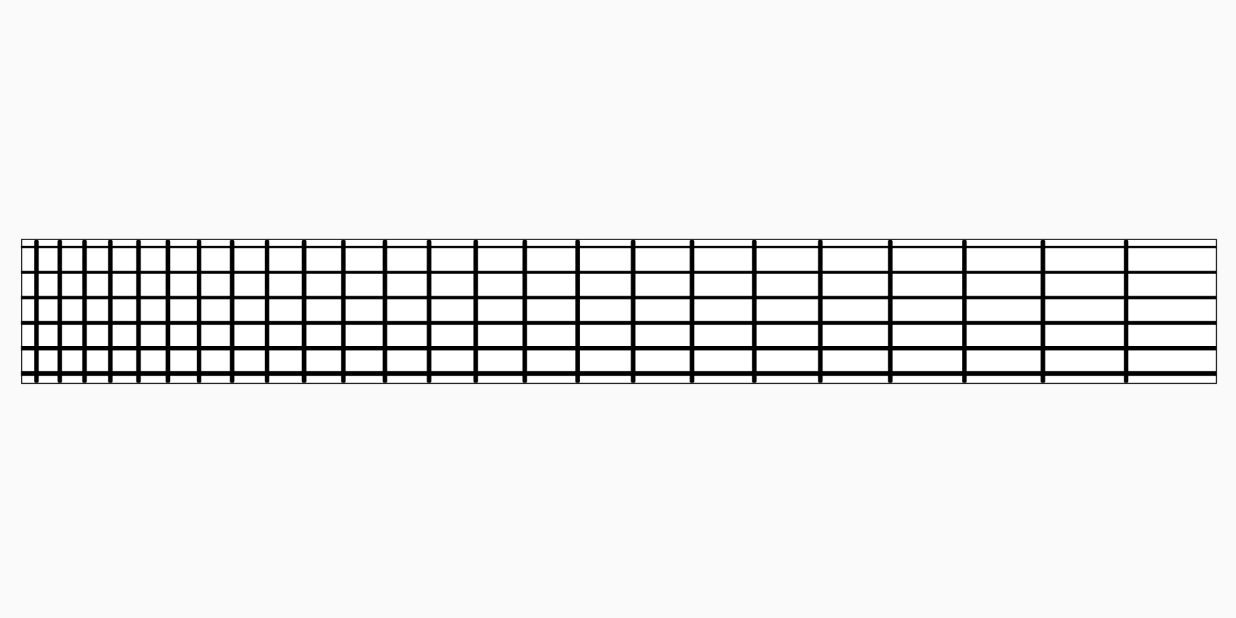
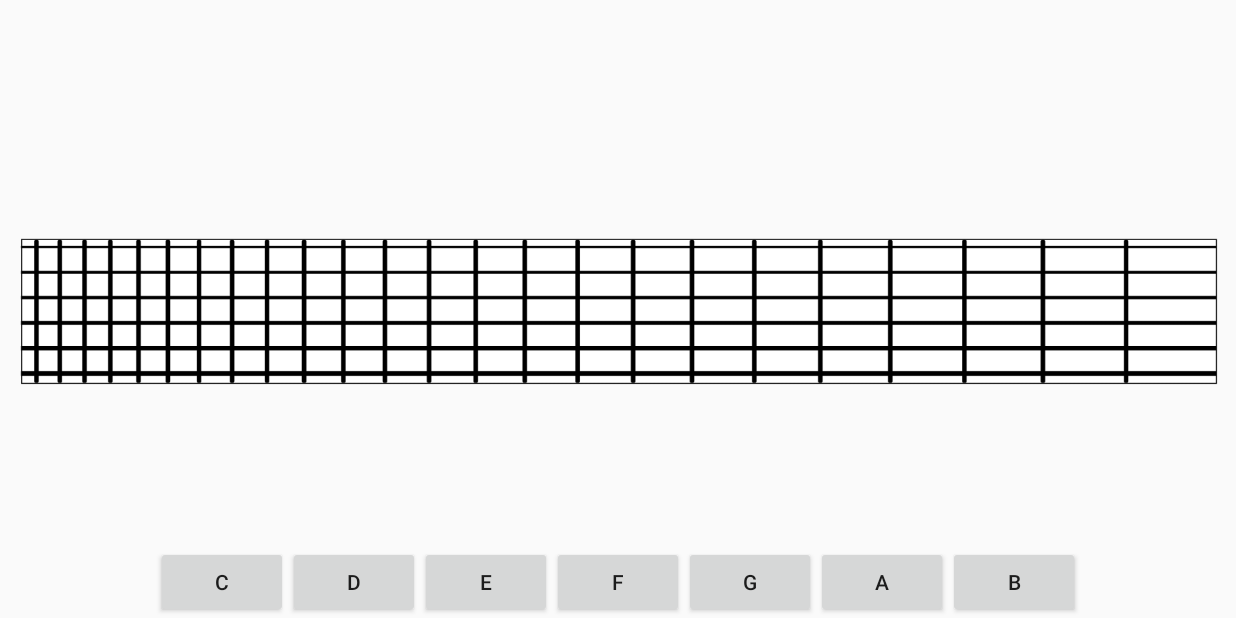
Before and after one commit to diatanato/FretboardLogic, an Android app: the screen it shows after launch (MainActivity), on a phone screen of 824 x 412 dp (held sideways). Run offline under Robolectric (Android 15) with nearby library versions, the phone set to English and light mode, and no system bars.

Commit message:
кнопки для ответов

```diff
--- a/app/src/main/java/com/diatanato/android/fretboarlogic/MainActivity.java
+++ b/app/src/main/java/com/diatanato/android/fretboarlogic/MainActivity.java
@@ -18,13 +18,21 @@ public class MainActivity extends AppCompatActivity
         setContentView(R.layout.activity_main);
 
         mFretboard = findViewById(R.id.fretboard);
-        mFretboard.setOnClickListener(view -> onClick());
+        mFretboard.setOnClickListener(view -> updatePoint());
     }
 
-    public void onClick()
+    public void onClick(View param)
+    {
+        if (mPoint.getNote().getNote() == Integer.parseInt(param.getTag().toString()))
+        {
+            updatePoint();
+        }
+    }
+
+    private void updatePoint()
     {
         mFretboard.removeView(mPoint);
-        mPoint = mFretboard.addRandomPoint(mSettings, FretboardView.POINT_CROSS);
+        mPoint = mFretboard.addRandomPoint(mSettings, FretboardView.POINT_RED);
         mPoint.setTextVisibility(View.INVISIBLE);
     }
 }
--- a/app/src/main/res/layout/activity_main.xml
+++ b/app/src/main/res/layout/activity_main.xml
@@ -17,4 +17,81 @@
         app:layout_constraintStart_toStartOf="parent"
         app:layout_constraintTop_toTopOf="parent" />
 
+    <LinearLayout
+        android:id="@+id/apppanel"
+        android:layout_width="0dp"
+        android:layout_height="@dimen/toolbar_height"
+        android:orientation="horizontal"
+        app:layout_constraintEnd_toEndOf="parent"
+        app:layout_constraintStart_toStartOf="parent"
+        app:layout_constraintTop_toTopOf="parent"></LinearLayout>
+
+    <LinearLayout
+        android:layout_width="0dp"
+        android:layout_height="@dimen/toolbar_height"
+        android:gravity="center_horizontal"
+        android:orientation="horizontal"
+        android:paddingLeft="10dp"
+        android:paddingRight="10dp"
+        app:layout_constraintBottom_toBottomOf="parent"
+        app:layout_constraintEnd_toEndOf="parent"
+        app:layout_constraintStart_toStartOf="parent">
+
+        <Button
+            android:id="@+id/button5"
+            android:layout_width="wrap_content"
+            android:layout_height="wrap_content"
+            android:onClick="onClick"
+            android:tag="0"
+            android:text="C" />
+
+        <Button
+            android:id="@+id/button4"
+            android:layout_width="wrap_content"
+            android:layout_height="wrap_content"
+            android:onClick="onClick"
+            android:tag="2"
+            android:text="D" />
+
+        <Button
+            android:id="@+id/button3"
+            android:layout_width="wrap_content"
+            android:layout_height="wrap_content"
+            android:onClick="onClick"
+            android:tag="4"
+            android:text="E" />
+
+        <Button
+            android:id="@+id/button2"
+            android:layout_width="wrap_content"
+            android:layout_height="wrap_content"
+            android:onClick="onClick"
+            android:tag="5"
+            android:text="F" />
+
+        <Button
+            android:id="@+id/button"
+            android:layout_width="wrap_content"
+            android:layout_height="wrap_content"
+            android:onClick="onClick"
+            android:tag="7"
+            android:text="G" />
+
+        <Button
+            android:id="@+id/button7"
+            android:layout_width="wrap_content"
+            android:layout_height="wrap_content"
+            android:onClick="onClick"
+            android:tag="9"
+            android:text="A" />
+
+        <Button
+            android:id="@+id/button8"
+            android:layout_width="wrap_content"
+            android:layout_height="wrap_content"
+            android:onClick="onClick"
+            android:tag="11"
+            android:text="B" />
+    </LinearLayout>
+
 </android.support.constraint.ConstraintLayout>
--- /dev/null
+++ b/app/src/main/res/values/dimens.xml
@@ -0,0 +1,3 @@
+<resources>
+    <dimen name="toolbar_height">48dp</dimen>
+</resources>
```
